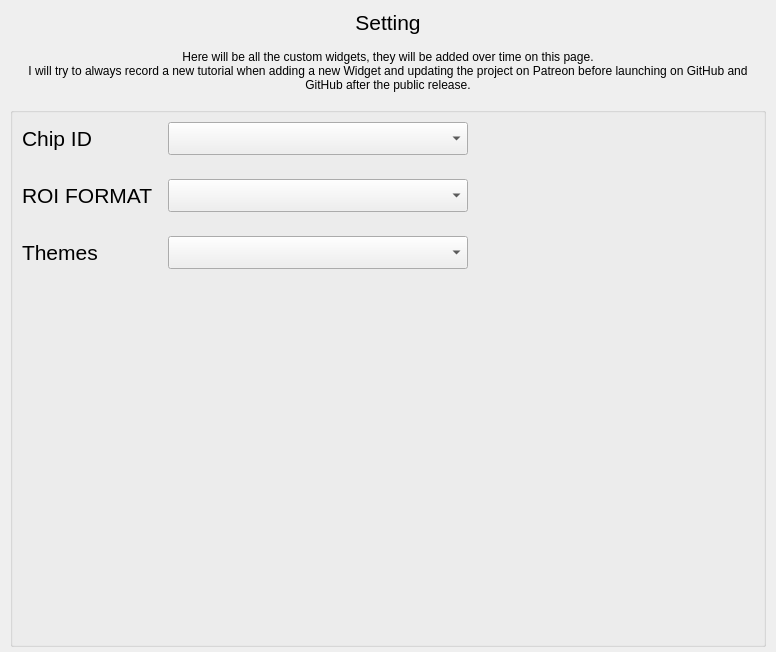
Before: the Qt Designer form AdapsChip/ChipUI/gui/uis/pages/main_pages.ui in HongGang-Pub/Adaps, drawn with Qt 5.
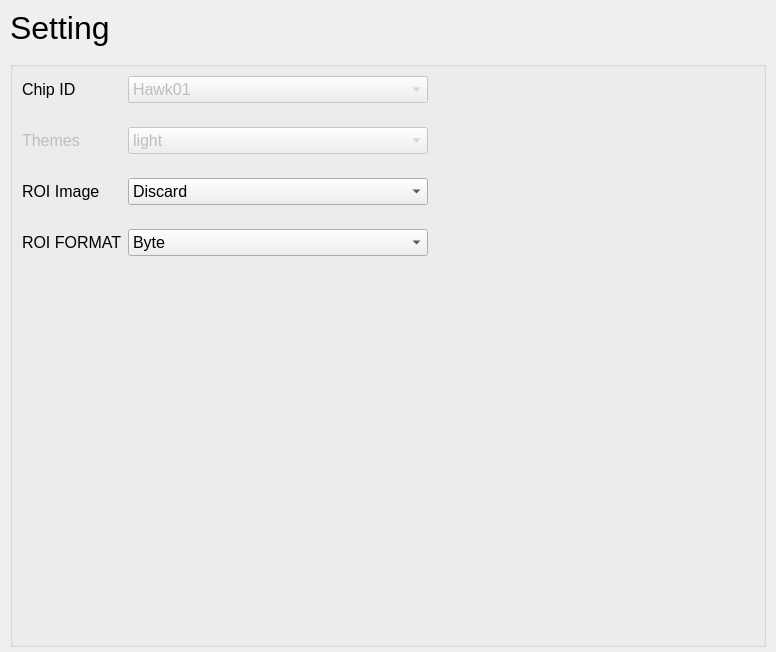
After: the same form once the commit is applied. The open tabs and pages were chosen to show the change. Custom widgets are drawn as their Qt base class.

The edit to the form file:
```diff
--- a/AdapsChip/ChipUI/gui/uis/pages/main_pages.ui
+++ b/AdapsChip/ChipUI/gui/uis/pages/main_pages.ui
@@ -4092,43 +4092,26 @@
              </property>
              <property name="font">
               <font>
-               <pointsize>16</pointsize>
+               <family>Microsoft YaHei UI</family>
+               <pointsize>24</pointsize>
+               <italic>false</italic>
+               <bold>false</bold>
               </font>
              </property>
              <property name="styleSheet">
-              <string notr="true">font-size: 16pt</string>
+              <string notr="true">font: 24pt &quot;Microsoft YaHei UI&quot;;</string>
              </property>
              <property name="text">
               <string>Setting</string>
              </property>
              <property name="alignment">
-              <set>Qt::AlignCenter</set>
+              <set>Qt::AlignLeading|Qt::AlignLeft|Qt::AlignVCenter</set>
              </property>
              <property name="buddy">
               <cstring>select_group_01</cstring>
              </property>
             </widget>
            </item>
-           <item>
-            <widget class="QLabel" name="description_label">
-             <property name="maximumSize">
-              <size>
-               <width>16777215</width>
-               <height>80</height>
-              </size>
-             </property>
-             <property name="text">
-              <string>Here will be all the custom widgets, they will be added over time on this page.
-I will try to always record a new tutorial when adding a new Widget and updating the project on Patreon before launching on GitHub and GitHub after the public release.</string>
-             </property>
-             <property name="alignment">
-              <set>Qt::AlignHCenter|Qt::AlignTop</set>
-             </property>
-             <property name="wordWrap">
-              <bool>true</bool>
-             </property>
-            </widget>
-           </item>
            <item>
             <widget class="QGroupBox" name="softsetting">
              <property name="minimumSize">
@@ -4175,7 +4158,7 @@
                   <widget class="QLabel" name="chip_ID_Label">
                    <property name="minimumSize">
                     <size>
-                     <width>140</width>
+                     <width>100</width>
                      <height>0</height>
                     </size>
                    </property>
@@ -4188,7 +4171,7 @@
                    <property name="font">
                     <font>
                      <family>Microsoft YaHei UI</family>
-                     <pointsize>16</pointsize>
+                     <pointsize>12</pointsize>
                      <italic>false</italic>
                      <bold>false</bold>
                     </font>
@@ -4203,6 +4186,9 @@
                  </item>
                  <item>
                   <widget class="QComboBox" name="chip_ID_ComboBox">
+                   <property name="enabled">
+                    <bool>false</bool>
+                   </property>
                    <property name="minimumSize">
                     <size>
                      <width>300</width>
@@ -4218,11 +4204,16 @@
                    <property name="font">
                     <font>
                      <family>Microsoft YaHei UI</family>
-                     <pointsize>16</pointsize>
+                     <pointsize>12</pointsize>
                      <italic>false</italic>
                      <bold>false</bold>
                     </font>
                    </property>
+                   <item>
+                    <property name="text">
+                     <string>Hawk01</string>
+                    </property>
+                   </item>
                   </widget>
                  </item>
                  <item>
@@ -4241,93 +4232,14 @@
                 </layout>
                </widget>
               </item>
-              <item>
-               <widget class="QFrame" name="roi_data_format_Group">
-                <layout class="QHBoxLayout" name="horizontalLayout_20">
-                 <property name="leftMargin">
-                  <number>0</number>
-                 </property>
-                 <property name="topMargin">
-                  <number>0</number>
-                 </property>
-                 <property name="rightMargin">
-                  <number>0</number>
-                 </property>
-                 <property name="bottomMargin">
-                  <number>0</number>
-                 </property>
-                 <item>
-                  <widget class="QLabel" name="roi_data_format_Label">
-                   <property name="minimumSize">
-                    <size>
-                     <width>140</width>
-                     <height>0</height>
-                    </size>
-                   </property>
-                   <property name="maximumSize">
-                    <size>
-                     <width>100</width>
-                     <height>16777215</height>
-                    </size>
-                   </property>
-                   <property name="font">
-                    <font>
-                     <family>Microsoft YaHei UI</family>
-                     <pointsize>16</pointsize>
-                     <italic>false</italic>
-                     <bold>false</bold>
-                    </font>
-                   </property>
-                   <property name="frameShape">
-                    <enum>QFrame::NoFrame</enum>
-                   </property>
-                   <property name="text">
-                    <string>ROI FORMAT</string>
-                   </property>
-                  </widget>
-                 </item>
-                 <item>
-                  <widget class="QComboBox" name="roi_data_fromat_ComboBox">
-                   <property name="minimumSize">
-                    <size>
-                     <width>300</width>
-                     <height>0</height>
-                    </size>
-                   </property>
-                   <property name="maximumSize">
-                    <size>
-                     <width>300</width>
-                     <height>16777215</height>
-                    </size>
-                   </property>
-                   <property name="font">
-                    <font>
-                     <family>Microsoft YaHei UI</family>
-                     <pointsize>16</pointsize>
-                     <italic>false</italic>
-                     <bold>false</bold>
-                    </font>
-                   </property>
-                  </widget>
-                 </item>
-                 <item>
-                  <spacer name="horizontalSpacer_20">
-                   <property name="orientation">
-                    <enum>Qt::Horizontal</enum>
-                   </property>
-                   <property name="sizeHint" stdset="0">
-                    <size>
-                     <width>40</width>
-                     <height>20</height>
-                    </size>
-                   </property>
-                  </spacer>
-                 </item>
-                </layout>
-               </widget>
-              </item>
               <item>
                <widget class="QFrame" name="thems_select_Group">
+                <property name="enabled">
+                 <bool>false</bool>
+                </property>
+                <property name="toolTip">
+                 <string> </string>
+                </property>
                 <layout class="QHBoxLayout" name="horizontalLayout_21">
                  <property name="leftMargin">
                   <number>0</number>
@@ -4345,7 +4257,7 @@
                   <widget class="QLabel" name="themes_select_Label">
                    <property name="minimumSize">
                     <size>
-                     <width>140</width>
+                     <width>100</width>
                      <height>0</height>
                     </size>
                    </property>
@@ -4358,7 +4270,7 @@
                    <property name="font">
                     <font>
                      <family>Microsoft YaHei UI</family>
-                     <pointsize>16</pointsize>
+                     <pointsize>12</pointsize>
                      <italic>false</italic>
                      <bold>false</bold>
                     </font>
@@ -4388,11 +4300,24 @@
                    <property name="font">
                     <font>
                      <family>Microsoft YaHei UI</family>
-                     <pointsize>16</pointsize>
+                     <pointsize>12</pointsize>
                      <italic>false</italic>
                      <bold>false</bold>
                     </font>
                    </property>
+                   <property name="toolTip">
+                    <string>Coming soon!</string>
+                   </property>
+                   <item>
+                    <property name="text">
+                     <string>light</string>
+                    </property>
+                   </item>
+                   <item>
+                    <property name="text">
+                     <string>dark</string>
+                    </property>
+                   </item>
                   </widget>
                  </item>
                  <item>
@@ -4411,6 +4336,196 @@
                 </layout>
                </widget>
               </item>
+              <item>
+               <widget class="QFrame" name="roi_image_save">
+                <layout class="QHBoxLayout" name="horizontalLayout_22">
+                 <property name="leftMargin">
+                  <number>0</number>
+                 </property>
+                 <property name="topMargin">
+                  <number>0</number>
+                 </property>
+                 <property name="rightMargin">
+                  <number>0</number>
+                 </property>
+                 <property name="bottomMargin">
+                  <number>0</number>
+                 </property>
+                 <item>
+                  <widget class="QLabel" name="roi_image_save_Label">
+                   <property name="minimumSize">
+                    <size>
+                     <width>100</width>
+                     <height>0</height>
+                    </size>
+                   </property>
+                   <property name="maximumSize">
+                    <size>
+                     <width>100</width>
+                     <height>16777215</height>
+                    </size>
+                   </property>
+                   <property name="font">
+                    <font>
+                     <family>Microsoft YaHei UI</family>
+                     <pointsize>12</pointsize>
+                     <italic>false</italic>
+                     <bold>false</bold>
+                    </font>
+                   </property>
+                   <property name="frameShape">
+                    <enum>QFrame::NoFrame</enum>
+                   </property>
+                   <property name="text">
+                    <string>ROI Image</string>
+                   </property>
+                  </widget>
+                 </item>
+                 <item>
+                  <widget class="QComboBox" name="roi_image_save_ComboBox">
+                   <property name="minimumSize">
+                    <size>
+                     <width>300</width>
+                     <height>0</height>
+                    </size>
+                   </property>
+                   <property name="maximumSize">
+                    <size>
+                     <width>300</width>
+                     <height>16777215</height>
+                    </size>
+                   </property>
+                   <property name="font">
+                    <font>
+                     <family>Microsoft YaHei UI</family>
+                     <pointsize>12</pointsize>
+                     <italic>false</italic>
+                     <bold>false</bold>
+                    </font>
+                   </property>
+                   <item>
+                    <property name="text">
+                     <string>Discard</string>
+                    </property>
+                   </item>
+                   <item>
+                    <property name="text">
+                     <string>Save</string>
+                    </property>
+                   </item>
+                  </widget>
+                 </item>
+                 <item>
+                  <spacer name="horizontalSpacer_22">
+                   <property name="orientation">
+                    <enum>Qt::Horizontal</enum>
+                   </property>
+                   <property name="sizeHint" stdset="0">
+                    <size>
+                     <width>40</width>
+                     <height>20</height>
+                    </size>
+                   </property>
+                  </spacer>
+                 </item>
+                </layout>
+               </widget>
+              </item>
+              <item>
+               <widget class="QFrame" name="roi_data_format_Group">
+                <layout class="QHBoxLayout" name="horizontalLayout_20">
+                 <property name="leftMargin">
+                  <number>0</number>
+                 </property>
+                 <property name="topMargin">
+                  <number>0</number>
+                 </property>
+                 <property name="rightMargin">
+                  <number>0</number>
+                 </property>
+                 <property name="bottomMargin">
+                  <number>0</number>
+                 </property>
+                 <item>
+                  <widget class="QLabel" name="roi_data_format_Label">
+                   <property name="minimumSize">
+                    <size>
+                     <width>100</width>
+                     <height>0</height>
+                    </size>
+                   </property>
+                   <property name="maximumSize">
+                    <size>
+                     <width>100</width>
+                     <height>16777215</height>
+                    </size>
+                   </property>
+                   <property name="font">
+                    <font>
+                     <family>Microsoft YaHei UI</family>
+                     <pointsize>12</pointsize>
+                     <italic>false</italic>
+                     <bold>false</bold>
+                    </font>
+                   </property>
+                   <property name="frameShape">
+                    <enum>QFrame::NoFrame</enum>
+                   </property>
+                   <property name="text">
+                    <string>ROI FORMAT</string>
+                   </property>
+                  </widget>
+                 </item>
+                 <item>
+                  <widget class="QComboBox" name="roi_data_fromat_ComboBox">
+                   <property name="minimumSize">
+                    <size>
+                     <width>300</width>
+                     <height>0</height>
+                    </size>
+                   </property>
+                   <property name="maximumSize">
+                    <size>
+                     <width>300</width>
+                     <height>16777215</height>
+                    </size>
+                   </property>
+                   <property name="font">
+                    <font>
+                     <family>Microsoft YaHei UI</family>
+                     <pointsize>12</pointsize>
+                     <italic>false</italic>
+                     <bold>false</bold>
+                    </font>
+                   </property>
+                   <item>
+                    <property name="text">
+                     <string>Byte</string>
+                    </property>
+                   </item>
+                   <item>
+                    <property name="text">
+                     <string>Half-Word</string>
+                    </property>
+                   </item>
+                  </widget>
+                 </item>
+                 <item>
+                  <spacer name="horizontalSpacer_20">
+                   <property name="orientation">
+                    <enum>Qt::Horizontal</enum>
+                   </property>
+                   <property name="sizeHint" stdset="0">
+                    <size>
+                     <width>40</width>
+                     <height>20</height>
+                    </size>
+                   </property>
+                  </spacer>
+                 </item>
+                </layout>
+               </widget>
+              </item>
               <item>
                <spacer name="verticalSpacer_2">
                 <property name="orientation">
```
Left out of the diff: 45 changed lines with no effect on the pictures.
